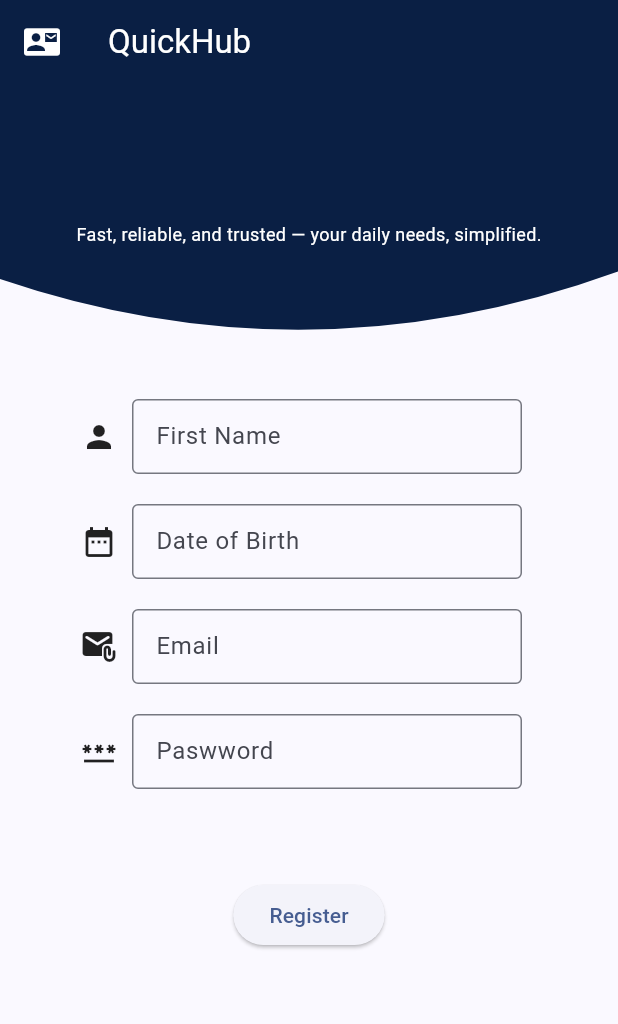
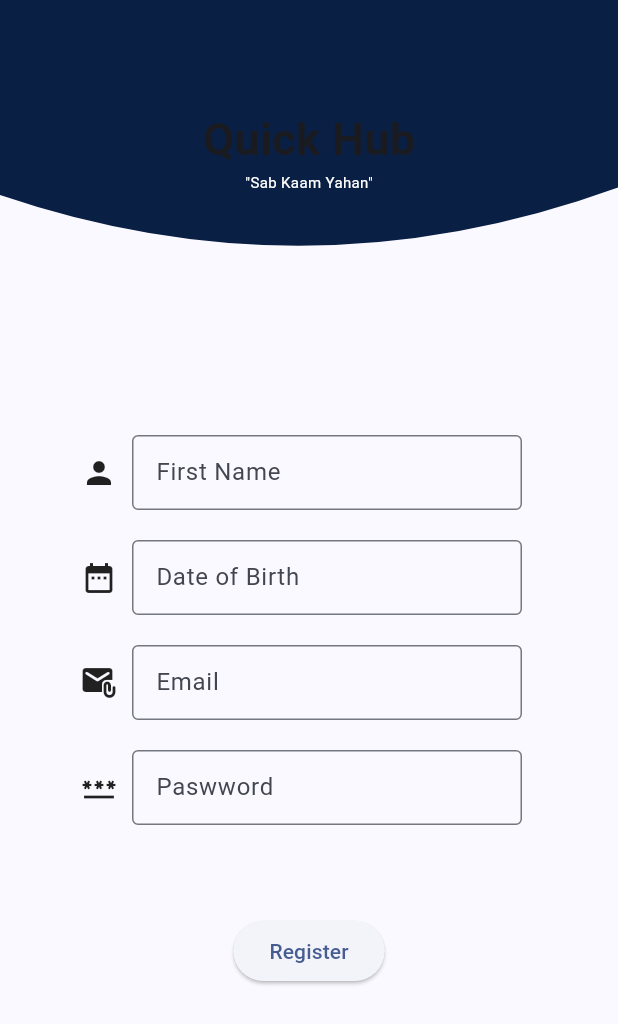
Before and after one commit to 1224jatin/quick_hub_project, a Flutter app: the screen it shows after launch, after a tap on "Not have any account?/ Sign up", on a phone screen of 412 x 824 dp. Shown: the top 1024 px of the screen. Run offline on Flutter 3.47's test engine with Material 3 defaults, Android fonts, the phone set to English and light mode, and no system bars.

Commit message:
initial commit

```diff
--- a/lib/main.dart
+++ b/lib/main.dart
@@ -11,6 +11,7 @@ class MyApp extends StatelessWidget {
   @override
   Widget build(BuildContext context) {
     return MaterialApp(
+      debugShowCheckedModeBanner: false,
       theme: ThemeData(
         colorScheme: ColorScheme.fromSeed(
           seedColor: const Color(0xFF0A1F44),
--- /dev/null
+++ b/lib/view/screens/customer_provider_screen.dart
@@ -0,0 +1,28 @@
+import 'package:flutter/cupertino.dart';
+import 'package:flutter/material.dart';
+
+class CustomerProviderScreen extends StatefulWidget{
+  @override
+  State<StatefulWidget> createState() =>_CustomerProviderScreen();
+}
+class _CustomerProviderScreen extends State<CustomerProviderScreen>{
+  @override
+  Widget build(BuildContext context) {
+    return Scaffold(
+      body: Center(
+        child:Row(
+          mainAxisAlignment: MainAxisAlignment.start,
+          children: [
+            Container(
+              height: 850,
+              width: 360/2,
+              color: Color(0xFF0A1F44),
+            )
+          ],
+        ),
+      ),
+    );
+
+  }
+
+}
--- a/lib/view/screens/login_screen.dart
+++ b/lib/view/screens/login_screen.dart
@@ -14,17 +14,6 @@ class _LoginScreen extends State<LoginScreen> {
   @override
   Widget build(BuildContext context) {
     return Scaffold(
-      appBar: AppBar(
-        backgroundColor: const Color(0xFF0A1F44),
-        leading: const Icon(
-          Icons.quick_contacts_mail,
-          color: Colors.white,
-        ),
-        title: const Text(
-          "Welcome To QuickHub",
-          style: TextStyle(color: Colors.white),
-        ),
-      ),
       body: SingleChildScrollView(
           child: Column(
             children: [
@@ -34,17 +23,36 @@ class _LoginScreen extends State<LoginScreen> {
                   height: 200,
                   color: const Color(0xFF0A1F44),
                   child: const Center(
-                    child: Text(
-                      "Fast, reliable, and trusted — your daily needs, simplified.",
-                      style: TextStyle(color: Colors.white, fontSize: 12, ),
+                    child: Column(
+                      mainAxisAlignment: MainAxisAlignment.center,
+                      crossAxisAlignment: CrossAxisAlignment.center,
+                      children: [
+                        Text("Quick Hub",
+                          style: TextStyle(fontSize: 30,fontWeight: FontWeight.bold),),
+                        Text(
+                        ' "Sab Kaam Yahan" ' ,
+                        style: TextStyle(color: Colors.white, fontSize: 10, ),
+                      ),
+                      ]
                     ),
                   ),
                 ),
               ),
-              Column(
+              Container(
+                margin: EdgeInsetsGeometry.symmetric(vertical: 10),
+                child: Column(
                   mainAxisAlignment: MainAxisAlignment.center,
                   crossAxisAlignment: CrossAxisAlignment.center,
                   children: [
+                    Padding(padding: EdgeInsetsGeometry.all(40)),
+                    Column(
+                      mainAxisAlignment: MainAxisAlignment.start,
+                      crossAxisAlignment: CrossAxisAlignment.center,
+                      children: [
+
+                      ],
+
+                    ),
                     Row(
                       mainAxisAlignment: MainAxisAlignment.center,
                       crossAxisAlignment: CrossAxisAlignment.center,
@@ -83,14 +91,15 @@ class _LoginScreen extends State<LoginScreen> {
                     ElevatedButton(onPressed: (){
 
                     },child: const Text("Log In")),
-                  InkWell(
-                    child: Container(padding: EdgeInsets.fromLTRB(0, 210, 0, 0),
-                      child: Text("Not have any account?/ Sign up " ),
-                    ),onTap: (){
+                    Container(height: 20,margin: EdgeInsetsGeometry.symmetric(vertical: 220),
+                      child: InkWell(
+                        child:Text("Not have any account?/ Sign up " ),
+                        onTap: (){
                           Navigator.push(context, MaterialPageRoute(builder: (context)=>RegisterScreen()));
                         },
-                  )
+                      ),)
                   ],
+                ),
               )
             ],
           )),
--- a/lib/view/screens/register_screen.dart
+++ b/lib/view/screens/register_screen.dart
@@ -1,6 +1,8 @@
 
 import 'package:flutter/cupertino.dart';
 import 'package:flutter/material.dart';
+
+import 'customer_provider_screen.dart';
 
 class RegisterScreen extends StatefulWidget{
   @override
@@ -11,17 +13,6 @@ class _RegisterScreen extends State<RegisterScreen>{
   @override
   Widget build(BuildContext context) {
     return Scaffold(
-      appBar: AppBar(
-        backgroundColor: const Color(0xFF0A1F44),
-        leading: const Icon(
-          Icons.quick_contacts_mail,
-          color: Colors.white,
-        ),
-        title: const Text(
-          "QuickHub",
-          style: TextStyle(color: Colors.white),
-        ),
-      ),
       body:SingleChildScrollView(
         child: Center(
           child: Column(
@@ -34,9 +25,17 @@ class _RegisterScreen extends State<RegisterScreen>{
                   height: 200,
                   color: const Color(0xFF0A1F44),
                   child: const Center(
-                    child: Text(
-                      "Fast, reliable, and trusted — your daily needs, simplified.",
-                      style: TextStyle(color: Colors.white, fontSize: 12, ),
+                    child: Column(
+                        mainAxisAlignment: MainAxisAlignment.center,
+                        crossAxisAlignment: CrossAxisAlignment.center,
+                        children: [
+                          Text("Quick Hub",
+                            style: TextStyle(fontSize: 30,fontWeight: FontWeight.bold),),
+                          Text(
+                            ' "Sab Kaam Yahan" ' ,
+                            style: TextStyle(color: Colors.white, fontSize: 10, ),
+                          ),
+                        ]
                     ),
                   ),
                 ),
@@ -44,7 +43,7 @@ class _RegisterScreen extends State<RegisterScreen>{
               Column(
                 mainAxisAlignment: MainAxisAlignment.center,
                 crossAxisAlignment: CrossAxisAlignment.center,
-                children: [Column(
+                children: [Padding(padding: EdgeInsetsGeometry.all(40)),Column(
                     mainAxisAlignment: MainAxisAlignment.center,
                     crossAxisAlignment: CrossAxisAlignment.center,
                     children: [
@@ -122,7 +121,7 @@ class _RegisterScreen extends State<RegisterScreen>{
                       ),
                       SizedBox(height: 50),
                       ElevatedButton(onPressed: (){
-
+                        Navigator.push(context, MaterialPageRoute(builder: (context)=>CustomerProviderScreen()));
                       },child: const Text("Register")),
 
                     ]),
```
Also changed, not shown: 1 other file. Lines whose indentation alone changed are shown as unchanged.
